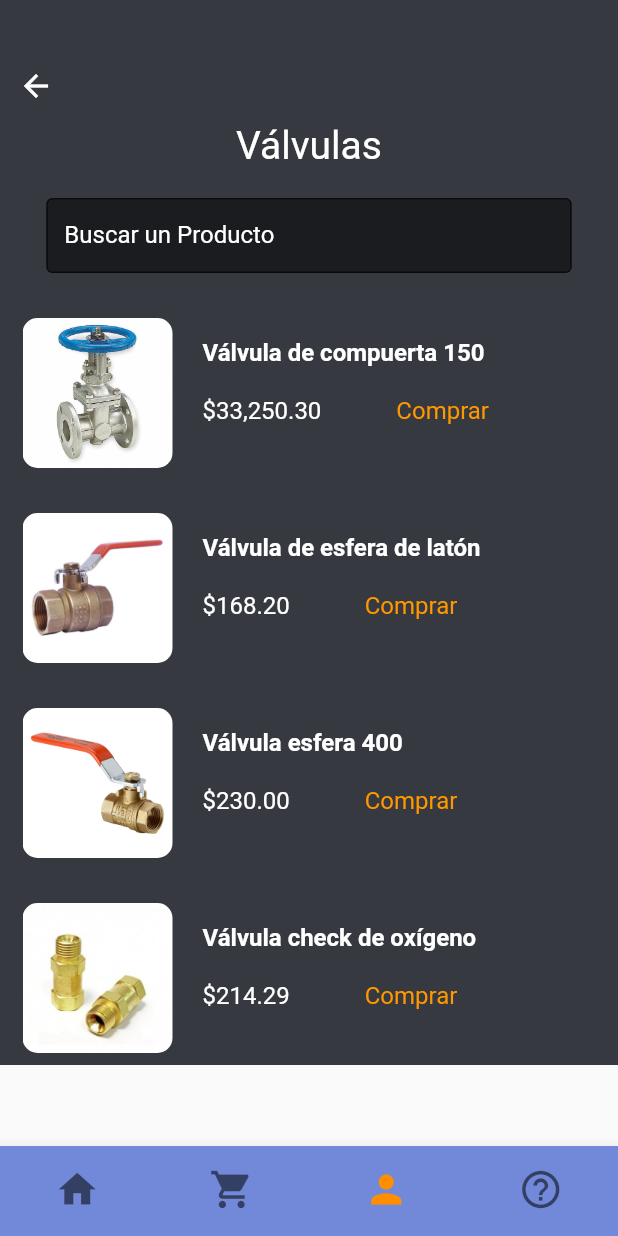
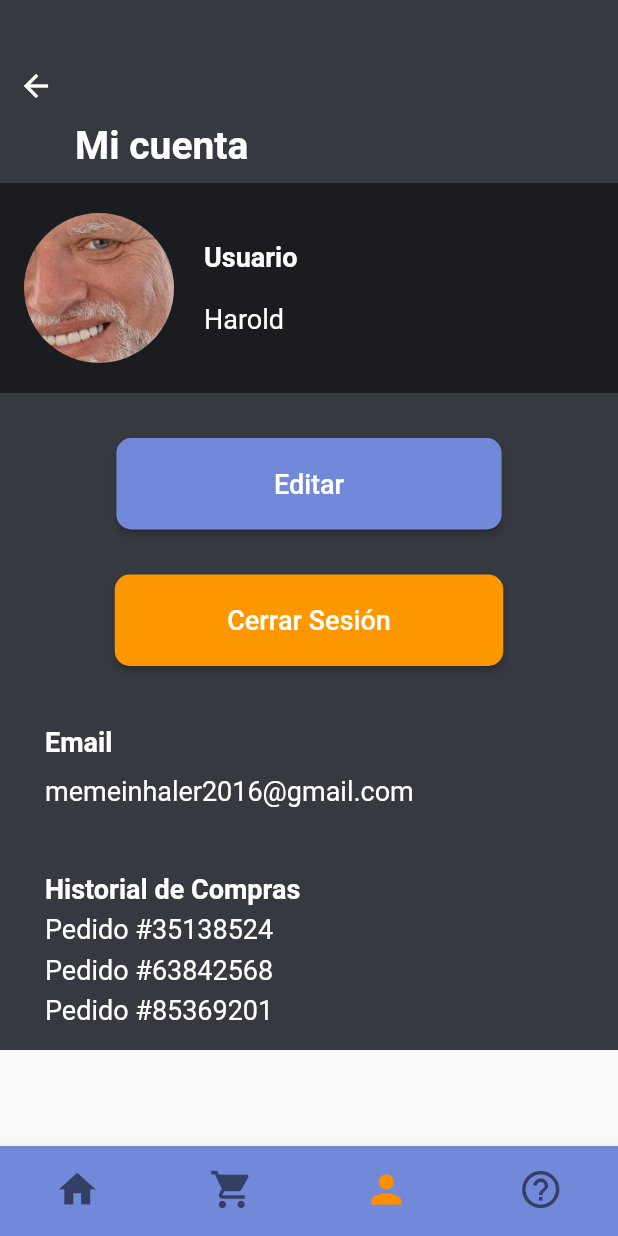
Before and after one commit to Warlocko/metro_mobile, a Flutter app: the screen it shows after launch, item 3 of the bottom bar chosen, on a phone screen of 412 x 824 dp. Run offline on Flutter 3.47's test engine with Material 2 defaults, Android fonts, the phone set to English and light mode, and no system bars.

Commit message:
The bigger the beast, the greater the glory.

```diff
--- a/lib/navbar.dart
+++ b/lib/navbar.dart
@@ -2,7 +2,8 @@ import 'package:flutter/cupertino.dart';
 import 'package:flutter/material.dart';
 import 'package:metromobile/homepage.dart';
 import 'package:metromobile/store.dart';
-import 'package:metromobile/category.dart';
+import 'package:metromobile/aboutUs.dart';
+import 'package:metromobile/user.dart';
 
 class MmNavbarStateful extends StatefulWidget {
   @override
@@ -14,7 +15,8 @@ class MmNavbar extends State<MmNavbarStateful> {
   final List<Widget> _children = [
     MmHomepageStateful(),
     MmStoreStateful(),
-    MmCategoryStateful(),
+    MmUserStateful(),
+    AboutUs()
   ];
 
   @override
--- /dev/null
+++ b/lib/user.dart
@@ -0,0 +1,230 @@
+import 'package:flutter/cupertino.dart';
+import 'package:flutter/material.dart';
+import 'package:metromobile/editUser.dart';
+import 'package:metromobile/navbar.dart';
+
+class MmUserStateful extends StatefulWidget {
+  @override
+  MmUser createState() => MmUser();
+}
+
+class MmUser extends State<MmUserStateful> {
+  @override
+  Widget build(BuildContext context) {
+    Map<int, Color> grayDisc = {
+      50: Color.fromRGBO(54, 57, 63, .1),
+      100: Color.fromRGBO(54, 57, 63, .2),
+      200: Color.fromRGBO(54, 57, 63, .3),
+      300: Color.fromRGBO(54, 57, 63, .4),
+      400: Color.fromRGBO(54, 57, 63, .5),
+      500: Color.fromRGBO(54, 57, 63, .6),
+      600: Color.fromRGBO(54, 57, 63, .7),
+      700: Color.fromRGBO(54, 57, 63, .8),
+      800: Color.fromRGBO(54, 57, 63, .9),
+      900: Color.fromRGBO(54, 57, 63, 1),
+    };
+    Map<int, Color> blueDisc = {
+      50: Color.fromRGBO(114, 137, 218, .1),
+      100: Color.fromRGBO(114, 137, 218, .2),
+      200: Color.fromRGBO(114, 137, 218, .3),
+      300: Color.fromRGBO(114, 137, 218, .4),
+      400: Color.fromRGBO(114, 137, 218, .5),
+      500: Color.fromRGBO(114, 137, 218, .6),
+      600: Color.fromRGBO(114, 137, 218, .7),
+      700: Color.fromRGBO(114, 137, 218, .8),
+      800: Color.fromRGBO(114, 137, 218, .9),
+      900: Color.fromRGBO(114, 137, 218, 1),
+    };
+    MaterialColor myGrey = MaterialColor(0xFF36393F, grayDisc);
+    MaterialColor myblue = MaterialColor(0xFF7289DA, blueDisc);
+    return Scaffold(
+        body: SingleChildScrollView(
+            child: Container(
+                width: double.infinity,
+                height: 700,
+                color: myGrey,
+                child: Column(children: <Widget>[
+                  Container(
+                      height: 50,
+                      width: double.infinity,
+                      margin: EdgeInsets.only(top: 32, left: 0),
+                      child: Align(
+                        alignment: Alignment.centerLeft,
+                        child: new IconButton(
+                          icon: new Icon(Icons.arrow_back, color: Colors.white),
+                          onPressed: () {
+                            Navigator.push(
+                                context,
+                                MaterialPageRoute(
+                                    builder: (context) => MmNavbarStateful()));
+                          },
+                        ),
+                      )),
+                  Container(
+                      width: double.infinity,
+                      padding: EdgeInsets.only(left: 50, bottom: 10),
+                      child: Text(
+                        "Mi cuenta",
+                        textAlign: TextAlign.left,
+                        style: TextStyle(
+                            color: Colors.white,
+                            fontWeight: FontWeight.bold,
+                            fontSize: 26),
+                      )),
+                  Container(
+                      color: Colors.black.withOpacity(0.5),
+                      padding: EdgeInsets.only(bottom: 20, top: 20.0),
+                      margin: EdgeInsets.only(bottom: 30),
+                      child: Row(
+                        children: <Widget>[
+                          Container(
+                            width: 100,
+                            height: 100,
+                            margin:
+                                const EdgeInsets.only(right: 10.0, left: 16),
+                            decoration: BoxDecoration(
+                              image: DecorationImage(
+                                image: AssetImage('assets/harold.jpg'),
+                                fit: BoxFit.cover,
+                              ),
+                              borderRadius: BorderRadius.circular(50),
+                            ),
+                          ),
+                          Container(
+                            width: 220,
+                            margin: EdgeInsets.only(left: 10),
+                            child: Column(
+                              children: <Widget>[
+                                Container(
+                                    width: 220,
+                                    margin: EdgeInsets.only(bottom: 20),
+                                    child: Text('Usuario',
+                                        textAlign: TextAlign.left,
+                                        style: TextStyle(
+                                            color: Colors.white,
+                                            fontSize: 18,
+                                            fontWeight: FontWeight.bold))),
+                                Container(
+                                    width: 220,
+                                    child: Text('Harold',
+                                        textAlign: TextAlign.left,
+                                        style: TextStyle(
+                                            color: Colors.white,
+                                            fontSize: 18))),
+                              ],
+                            ),
+                          ),
+                        ],
+                      )),
+                  RaisedButton(
+                    onPressed: () => Navigator.push(
+                        context,
+                        MaterialPageRoute(
+                            builder: (context) => MmUserEditStateful())),
+                    color: myblue,
+                    shape: RoundedRectangleBorder(
+                        borderRadius: BorderRadius.circular(10)),
+                    padding: EdgeInsets.only(
+                        top: 20, bottom: 20, left: 105, right: 105),
+                    child: const Text('Editar',
+                        style: TextStyle(color: Colors.white, fontSize: 18)),
+                  ),
+                  Container(
+                      margin: EdgeInsets.only(top: 30),
+                      child: RaisedButton(
+                        onPressed: () => Navigator.push(
+                            context,
+                            MaterialPageRoute(
+                                builder: (context) => MmUserEditStateful())),
+                        color: Colors.orange,
+                        shape: RoundedRectangleBorder(
+                            borderRadius: BorderRadius.circular(10)),
+                        padding: EdgeInsets.only(
+                            top: 20, bottom: 20, left: 75, right: 75),
+                        child: const Text('Cerrar Sesión',
+                            style:
+                                TextStyle(color: Colors.white, fontSize: 18)),
+                      )),
+                  Container(
+                    width: double.infinity,
+                    margin: EdgeInsets.only(top: 30),
+                    child: Column(
+                      children: <Widget>[
+                        Container(
+                          width: double.infinity,
+                          padding: EdgeInsets.only(left: 30),
+                          margin: EdgeInsets.only(top: 10, bottom: 10),
+                          child: Column(
+                            children: <Widget>[
+                              Align(
+                                alignment: Alignment.centerLeft,
+                                child: Text("Email",
+                                    textAlign: TextAlign.left,
+                                    style: TextStyle(
+                                        color: Colors.white,
+                                        fontSize: 18,
+                                        fontWeight: FontWeight.bold)),
+                              ),
+                              Align(
+                                alignment: Alignment.centerLeft,
+                                child: Text("memeinhaler2016@gmail.com",
+                                    textAlign: TextAlign.left,
+                                    style: TextStyle(
+                                        color: Colors.white,
+                                        height: 2,
+                                        fontSize: 18)),
+                              ),
+                            ],
+                          ),
+                        ),
+                        Container(
+                          width: double.infinity,
+                          padding: EdgeInsets.only(left: 30),
+                          child: Column(
+                            children: <Widget>[
+                              Align(
+                                alignment: Alignment.centerLeft,
+                                child: Text("\nHistorial de Compras",
+                                    textAlign: TextAlign.left,
+                                    style: TextStyle(
+                                        color: Colors.white,
+                                        height: 1.5,
+                                        fontSize: 18,
+                                        fontWeight: FontWeight.bold)),
+                              ),
+                              Align(
+                                alignment: Alignment.centerLeft,
+                                child: Text("Pedido #35138524",
+                                    textAlign: TextAlign.left,
+                                    style: TextStyle(
+                                        color: Colors.white,
+                                        height: 1.5,
+                                        fontSize: 18)),
+                              ),
+                              Align(
+                                alignment: Alignment.centerLeft,
+                                child: Text("Pedido #63842568",
+                                    textAlign: TextAlign.left,
+                                    style: TextStyle(
+                                        color: Colors.white,
+                                        height: 1.5,
+                                        fontSize: 18)),
+                              ),
+                              Align(
+                                alignment: Alignment.centerLeft,
+                                child: Text("Pedido #85369201",
+                                    textAlign: TextAlign.left,
+                                    style: TextStyle(
+                                        color: Colors.white,
+                                        height: 1.5,
+                                        fontSize: 18)),
+                              )
+                            ],
+                          ),
+                        )
+                      ],
+                    ),
+                  )
+                ]))));
+  }
+}
```
Also changed, not shown: lib/aboutUs.dart (+24 -43 lines), lib/editUser.dart (added, +121 -0 lines).
